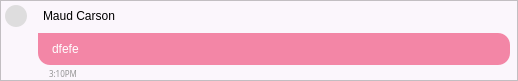
MrXnneHang/QT-Designer-Explore, file UI/chat_message.ui: the form before one commit.
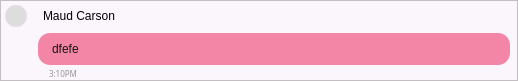
The form after the commit. Icons and pictures are not drawn.

Diff of the .ui file:
```diff
--- a/UI/chat_message.ui
+++ b/UI/chat_message.ui
@@ -151,8 +151,8 @@
           <property name="styleSheet">
            <string notr="true">background-color: rgb(243, 134, 166);
 border-radius: 12px;
-border-top-left-radius: 0px;
-color: rgb(255, 255, 255);
+border-top-left-radius:， 0px;
+color:rgb(20,20,20);
 padding-left:12px;
 
 
```
Left out of the diff: 4 changed lines with no effect on the pictures.
